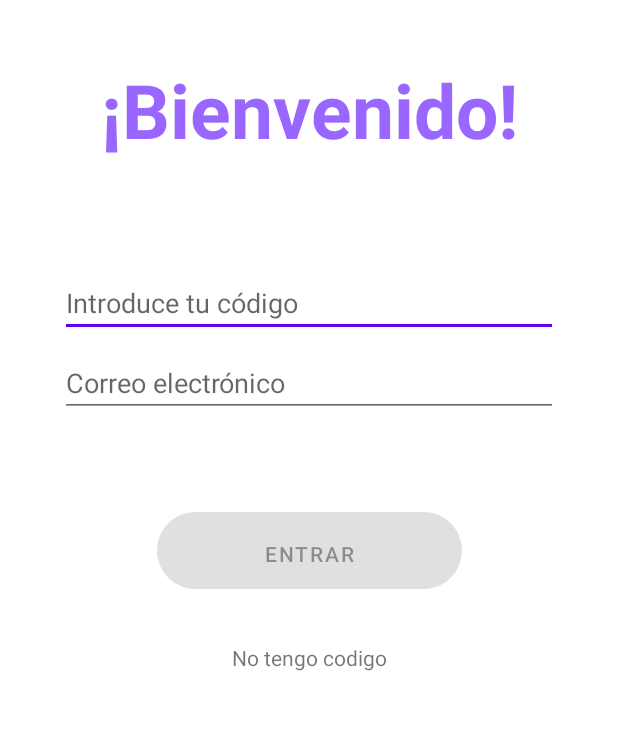
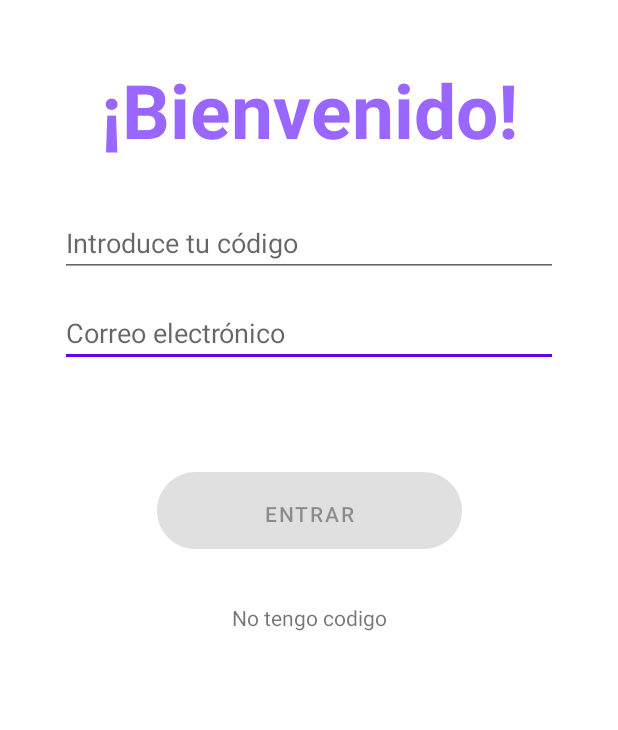
Before and after one commit to angelnmara/happygoal, an Android app: the screen it shows after launch (MainActivity), on a phone screen of 412 x 824 dp, the part 244-974 px from its top. Run offline under Robolectric (Android 15) with nearby library versions, the phone set to English and light mode, and no system bars.

Commit message:
login y calificacion

```diff
--- a/app/src/main/AndroidManifest.xml
+++ b/app/src/main/AndroidManifest.xml
@@ -2,7 +2,10 @@
 <manifest xmlns:android="http://schemas.android.com/apk/res/android"
     package="com.example.happygoaldemo">
 
+    <uses-permission android:name="android.permission.INTERNET" />
+
     <application
+        android:usesCleartextTraffic="true"
         android:allowBackup="true"
         android:icon="@mipmap/ic_launcher"
         android:label="@string/app_name"
--- /dev/null
+++ b/app/src/main/java/com/example/happygoaldemo/data/model/Login.kt
@@ -0,0 +1,6 @@
+package com.example.happygoaldemo.data.model
+
+data class Login(
+    val username: String,
+    val password: String
+)
--- /dev/null
+++ b/app/src/main/java/com/example/happygoaldemo/data/model/LoginResponse.kt
@@ -0,0 +1,6 @@
+package com.example.happygoaldemo.data.model
+
+data class LoginResponse (
+    val codeHttp: Int,
+    val token: String
+        )
--- a/app/src/main/res/layout/fragment_login.xml
+++ b/app/src/main/res/layout/fragment_login.xml
@@ -46,29 +46,30 @@
         android:layout_width="0dp"
         android:layout_height="wrap_content"
         android:layout_marginStart="24dp"
-        android:layout_marginTop="140dp"
+        android:layout_marginTop="60dp"
         android:layout_marginEnd="24dp"
         android:hint="@string/prompt_email"
         android:inputType="textEmailAddress"
         android:selectAllOnFocus="true"
         app:layout_constraintEnd_toEndOf="parent"
         app:layout_constraintStart_toStartOf="parent"
-        app:layout_constraintTop_toTopOf="@+id/txtBienvenido" />
+        app:layout_constraintTop_toTopOf="@+id/password" />
 
     <EditText
         android:id="@+id/password"
         android:layout_width="0dp"
         android:layout_height="wrap_content"
         android:layout_marginStart="24dp"
-        android:layout_marginTop="8dp"
+        android:layout_marginTop="100dp"
         android:layout_marginEnd="24dp"
         android:hint="@string/prompt_password"
         android:imeActionLabel="@string/action_sign_in_short"
         android:imeOptions="actionDone"
         android:selectAllOnFocus="true"
+        android:inputType="textPassword"
         app:layout_constraintEnd_toEndOf="parent"
         app:layout_constraintStart_toStartOf="parent"
-        app:layout_constraintTop_toBottomOf="@+id/username" />
+        app:layout_constraintTop_toTopOf="@+id/txtBienvenido" />
 
     <!--android:inputType="textPassword"-->
 
@@ -87,7 +88,7 @@
         app:layout_constraintBottom_toBottomOf="parent"
         app:layout_constraintEnd_toEndOf="parent"
         app:layout_constraintStart_toStartOf="parent"
-        app:layout_constraintTop_toBottomOf="@+id/password"
+        app:layout_constraintTop_toBottomOf="@+id/username"
         app:layout_constraintVertical_bias="0.2" />
 
     <TextView
--- a/app/src/main/res/values/strings.xml
+++ b/app/src/main/res/values/strings.xml
@@ -1,8 +1,8 @@
 <resources>
     <string name="app_name">HappyGoal</string>
     <!-- Strings related to login -->
-    <string name="prompt_email">Introduce tu código</string>
-    <string name="prompt_password">Correo electrónico</string>
+    <string name="prompt_email">Correo electrónico</string>
+    <string name="prompt_password">Introduce tu código</string>
     <string name="action_sign_in">Entrar</string>
     <string name="action_sign_in_short">Sign in</string>
     <string name="welcome">"Welcome!"</string>
@@ -26,4 +26,6 @@
     <!--mensajes-->
     <string name="msjNoSentimiento">Selecciona una emoción</string>
     <string name="msjNoComentario">Coloca información sobre tu emoción</string>
+
+    <string name="token">Token</string>
 </resources>
```
Also changed, not shown: app/build.gradle (+16 -0 lines), app/src/main/java/com/example/happygoaldemo/TestFragment.kt (+28 -0 lines), app/src/main/java/com/example/happygoaldemo/api/RestApi.kt (added, +22 -0 lines), app/src/main/java/com/example/happygoaldemo/api/RestApiService.kt (added, +46 -0 lines), app/src/main/java/com/example/happygoaldemo/api/ServiceBuilder.kt (added, +19 -0 lines), app/src/main/java/com/example/happygoaldemo/data/model/Calificacion.kt (added, +8 -0 lines), app/src/main/java/com/example/happygoaldemo/ui/login/LoginFragment.kt (+33 -2 lines), 256 other files.
